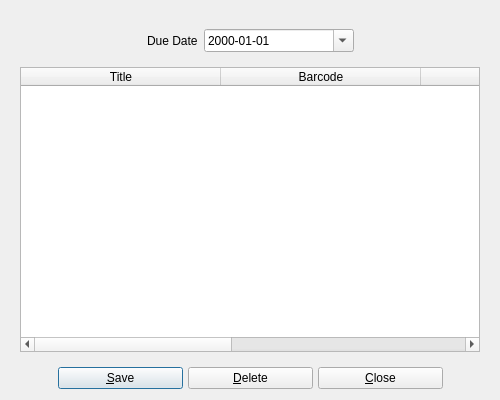
textbrowser/biblioteq, file UI/biblioteq_copybrowser.ui: the form before one commit.
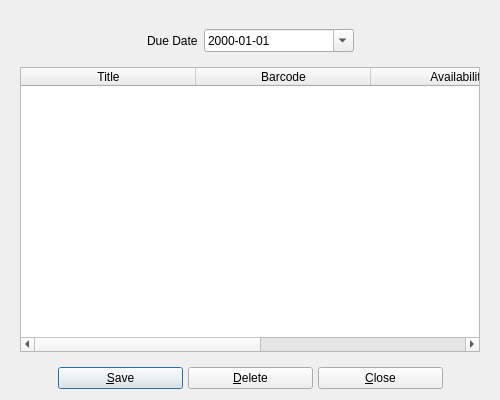
The form after the commit. Icons and pictures are not drawn.

```diff
--- a/UI/biblioteq_copybrowser.ui
+++ b/UI/biblioteq_copybrowser.ui
@@ -119,10 +119,10 @@
          <bool>false</bool>
         </property>
         <attribute name="horizontalHeaderMinimumSectionSize">
-         <number>200</number>
+         <number>175</number>
         </attribute>
         <attribute name="horizontalHeaderDefaultSectionSize">
-         <number>200</number>
+         <number>175</number>
         </attribute>
         <attribute name="horizontalHeaderStretchLastSection">
          <bool>true</bool>
```
